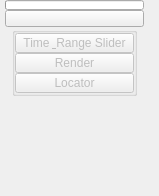
m3trik/Scripts_portable, file ui/level_3/animation.ui: the form before one commit.
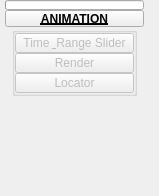
The form after the commit. Custom widgets are drawn as their Qt base class.

The edit to the form file:
```diff
--- a/ui/level_3/animation.ui
+++ b/ui/level_3/animation.ui
@@ -250,8 +250,15 @@
          <height>17</height>
         </size>
        </property>
+       <property name="font">
+        <font>
+         <weight>75</weight>
+         <bold>true</bold>
+         <underline>true</underline>
+        </font>
+       </property>
        <property name="text">
-        <string/>
+        <string>ANIMATION</string>
        </property>
        <property name="checkable">
         <bool>true</bool>
```
